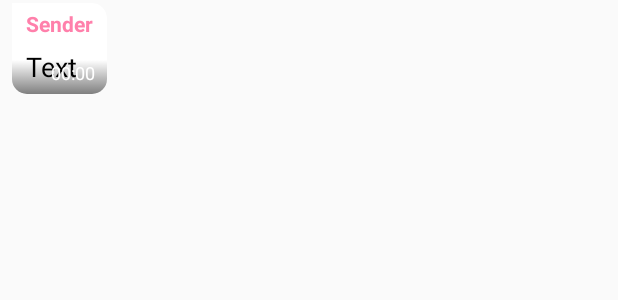
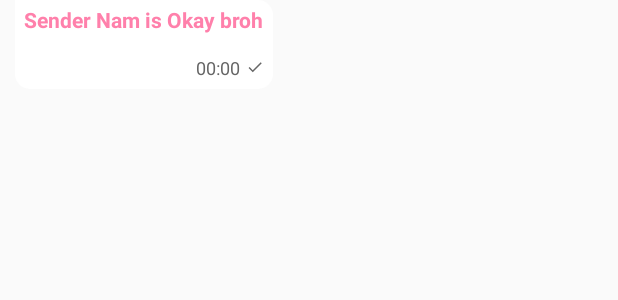
Before and after one commit to felixarianto/Ngantri, an Android app: the layout messaging_adapter_left.xml on its own in the app's theme, with its tools: preview values and no code run, on a phone screen of 412 x 824 dp. Shown: the top 300 px of the screen. Run offline under Robolectric (Android 15) with nearby library versions, the phone set to English and light mode, and no system bars.

Commit message:
Chat Constraint layout

```diff
--- /dev/null
+++ b/app/src/main/res/drawable/chat_bg_left.xml
@@ -0,0 +1,30 @@
+<?xml version="1.0" encoding="utf-8"?>
+<selector xmlns:android="http://schemas.android.com/apk/res/android">
+    <item android:state_enabled="true">
+        <shape xmlns:android="http://schemas.android.com/apk/res/android"
+            android:shape="rectangle"
+            >
+            <solid android:color="#FFFFFF"></solid>
+
+            <corners
+                android:topRightRadius="10dp"
+                android:bottomLeftRadius="10dp"
+                android:bottomRightRadius="10dp"
+                ></corners>
+        </shape>
+    </item>
+
+    <item android:state_enabled="false">
+        <shape xmlns:android="http://schemas.android.com/apk/res/android"
+            android:shape="rectangle"
+            >
+            <solid android:color="#FFFFFF"></solid>
+            <corners
+                android:topLeftRadius="10dp"
+                android:topRightRadius="10dp"
+                android:bottomLeftRadius="10dp"
+                android:bottomRightRadius="10dp"
+                ></corners>
+        </shape>
+    </item>
+</selector>
--- /dev/null
+++ b/app/src/main/res/drawable/ic_notification_active.xml
@@ -0,0 +1,5 @@
+<vector android:height="16dp" android:tint="#9D9B9B"
+    android:viewportHeight="24.0" android:viewportWidth="24.0"
+    android:width="16dp" xmlns:android="http://schemas.android.com/apk/res/android">
+    <path android:fillColor="#FF000000" android:pathData="M7.58,4.08L6.15,2.65C3.75,4.48 2.17,7.3 2.03,10.5h2c0.15,-2.65 1.51,-4.97 3.55,-6.42zM19.97,10.5h2c-0.15,-3.2 -1.73,-6.02 -4.12,-7.85l-1.42,1.43c2.02,1.45 3.39,3.77 3.54,6.42zM18,11c0,-3.07 -1.64,-5.64 -4.5,-6.32L13.5,4c0,-0.83 -0.67,-1.5 -1.5,-1.5s-1.5,0.67 -1.5,1.5v0.68C7.63,5.36 6,7.92 6,11v5l-2,2v1h16v-1l-2,-2v-5zM12,22c0.14,0 0.27,-0.01 0.4,-0.04 0.65,-0.14 1.18,-0.58 1.44,-1.18 0.1,-0.24 0.15,-0.5 0.15,-0.78h-4c0.01,1.1 0.9,2 2.01,2z"/>
+</vector>
--- a/app/src/main/res/drawable/messaging_bg_time.xml
+++ b/app/src/main/res/drawable/messaging_bg_time.xml
@@ -1,17 +1,11 @@
 <?xml version="1.0" encoding="utf-8"?>
-<selector xmlns:android="http://schemas.android.com/apk/res/android">
-    <item android:state_enabled="false">
-        <shape android:shape="rectangle">
-            <gradient
-                android:angle="90"
-                android:endColor="#00000000"
-                android:startColor="#80000000" />
-        </shape>
-    </item>
-
-    <item android:state_enabled="true">
-        <shape android:shape="rectangle">
-
-        </shape>
-    </item>
-</selector>
+<shape xmlns:android="http://schemas.android.com/apk/res/android"
+    android:shape="rectangle">
+    <size android:width="150dp" android:height="50dp"/>
+    <padding android:top="30dp"/>
+    <corners android:bottomRightRadius="8dp"/>
+    <gradient android:type="radial" android:gradientRadius="150dp"
+        android:centerY="3"
+        android:centerX="1"
+        android:startColor="#80000000" android:centerColor="#85000000" android:endColor="#00FFFFFF" />
+</shape>
--- a/app/src/main/res/layout/messaging_activity.xml
+++ b/app/src/main/res/layout/messaging_activity.xml
@@ -90,6 +90,7 @@
             android:layout_width="match_parent"
             android:layout_height="match_parent"
             android:paddingBottom="8dp"
+            android:paddingTop="42dp"
             android:clipToPadding="false"
             app:layoutManager="android.support.v7.widget.LinearLayoutManager"
             app:reverseLayout="true">
--- a/app/src/main/res/layout/messaging_adapter_left.xml
+++ b/app/src/main/res/layout/messaging_adapter_left.xml
@@ -1,37 +1,18 @@
 <?xml version="1.0" encoding="utf-8"?>
-<RelativeLayout xmlns:android="http://schemas.android.com/apk/res/android"
+<android.support.constraint.ConstraintLayout xmlns:android="http://schemas.android.com/apk/res/android"
     android:layout_width="match_parent"
     android:layout_height="wrap_content"
-    xmlns:app="http://schemas.android.com/apk/res-auto"
-    android:paddingTop="2dp">
+    xmlns:app="http://schemas.android.com/apk/res-auto">
 
-    <View
-        android:id="@+id/vw_angle"
-        android:layout_width="20dp"
-        android:layout_height="20dp"
-        android:layout_alignLeft="@+id/crd_lyt"
-        android:layout_alignTop="@+id/crd_lyt"
-        android:background="#FFFFFF"/>
-
-    <android.support.v7.widget.CardView
-        android:id="@+id/crd_lyt"
+    <android.support.constraint.ConstraintLayout
+        android:id="@+id/vw_buble"
         android:layout_width="wrap_content"
         android:layout_height="wrap_content"
-        android:layout_marginRight="100dp"
-        android:layout_marginLeft="8dp"
-        app:cardCornerRadius="10dp"
-        app:cardElevation="0dp">
-
-        <RelativeLayout
-            android:layout_width="wrap_content"
-            android:layout_height="wrap_content">
-
-            <LinearLayout
-                android:id="@+id/lyt_content"
-                android:layout_width="wrap_content"
-                android:layout_height="wrap_content"
-                android:gravity="center_vertical"
-                android:orientation="vertical">
+        app:layout_constraintTop_toTopOf="parent"
+        app:layout_constraintLeft_toLeftOf="parent"
+        android:background="@drawable/chat_bg_left"
+        android:layout_marginLeft="10dp"
+        >
 
         <TextView
             android:id="@+id/txt_name"
@@ -39,110 +20,155 @@
             android:layout_height="wrap_content"
             android:textStyle="bold"
             android:textColor="@color/colorAccentLight"
-                    android:text="Sender"
-                    android:paddingTop="4dp"
-                    android:paddingLeft="9dp"
-                    android:paddingRight="9dp"
+            android:text="Sender Nam is Okay broh"
+            android:paddingTop="3dp"
+            android:paddingLeft="6dp"
+            android:paddingRight="6dp"
             android:ellipsize="end"
-                    android:maxLines="1"/>
+            android:maxLines="1"
+            app:layout_constraintVertical_chainStyle="spread"/>
 
-                <RelativeLayout
+        <TextView
+            android:id="@+id/txt_notif"
             android:layout_width="wrap_content"
-                    android:layout_height="wrap_content">
+            android:layout_height="wrap_content"
+            android:paddingTop="3dp"
+            android:paddingLeft="6dp"
+            android:paddingRight="6dp"
+            android:drawableLeft="@drawable/ic_notification_active"
+            android:drawablePadding="8dp"
+            android:drawableTint="@color/orange_400"
+            android:textColor="@color/orange_400"
+            android:text="Panggilan Ke"
+            android:textStyle="italic"
+            android:textSize="12dp"
+            app:layout_constraintTop_toBottomOf="@+id/txt_name"
+            app:layout_constraintVertical_chainStyle="spread"
+            android:visibility="gone"/>
 
         <android.support.v7.widget.CardView
             android:layout_width="wrap_content"
             android:layout_height="wrap_content"
+            android:layout_margin="3dp"
+            app:layout_constraintTop_toBottomOf="@+id/txt_notif"
+            app:layout_constraintLeft_toLeftOf="parent"
+            app:layout_constraintRight_toRightOf="parent"
+            app:layout_constraintBottom_toBottomOf="parent"
+            app:layout_constraintHorizontal_bias="0"
             app:cardElevation="0dp"
-                        app:cardCornerRadius="8dp"
-                        android:layout_margin="3dp">
+            app:cardCornerRadius="8dp">
+
+            <android.support.constraint.ConstraintLayout
+                android:layout_width="wrap_content"
+                android:layout_height="wrap_content">
 
                 <ImageView
                     android:id="@+id/img_square"
-                            android:layout_width="300dp"
-                            android:layout_height="300dp"
-                            android:maxHeight="200dp"
+                    android:layout_width="250dp"
+                    android:layout_height="250dp"
                     android:scaleType="centerCrop"
                     android:visibility="gone"
                     android:background="@color/grey_5"
+                    app:layout_constraintVertical_chainStyle="spread"
+
                     />
 
                 <ImageView
                     android:id="@+id/img_landscape"
-                            android:layout_width="300dp"
-                            android:layout_height="180dp"
-                            android:maxHeight="200dp"
+                    android:layout_width="250dp"
+                    android:layout_height="100dp"
                     android:scaleType="centerCrop"
                     android:visibility="gone"
                     android:background="@color/grey_5"
+                    app:layout_constraintVertical_chainStyle="spread"
+                    app:layout_constraintTop_toBottomOf="@+id/img_square"
                     />
 
                 <ImageView
                     android:id="@+id/img_potrait"
-                            android:layout_width="230dp"
-                            android:layout_height="300dp"
-                            android:maxHeight="200dp"
+                    android:layout_width="100dp"
+                    android:layout_height="250dp"
                     android:scaleType="centerCrop"
                     android:visibility="gone"
                     android:background="@color/grey_5"
+                    app:layout_constraintVertical_chainStyle="spread"
+                    app:layout_constraintTop_toBottomOf="@+id/img_landscape"
                     />
-
-                    </android.support.v7.widget.CardView>
 
                 <ProgressBar
                     android:id="@+id/prg_image"
                     android:layout_width="80dp"
                     android:layout_height="80dp"
-                        android:layout_centerInParent="true"
                     android:indeterminateTint="#60cccccc"
                     android:visibility="gone"
+                    app:layout_constraintTop_toTopOf="parent"
+                    app:layout_constraintBottom_toBottomOf="parent"
+                    app:layout_constraintLeft_toLeftOf="parent"
+                    app:layout_constraintRight_toRightOf="parent"
                     />
-
-                </RelativeLayout>
 
                 <TextView
                     android:id="@+id/txt_text"
                     android:layout_width="wrap_content"
                     android:layout_height="wrap_content"
+                    android:minWidth="80dp"
+                    android:maxWidth="250dp"
+                    android:minHeight="30dp"
                     android:textAppearance="@style/TextAppearance.AppCompat.Medium"
-                    android:gravity="center_vertical"
                     android:textColor="#000000"
-                    android:visibility="visible"
-                    android:paddingLeft="9dp"
-                    android:paddingBottom="6dp"
-                    android:paddingRight="9dp"
-                    android:text="Text"/>
+                    android:paddingLeft="3dp"
+                    android:paddingRight="3dp"
+                    android:gravity="center_vertical|left"
+                    app:layout_constraintVertical_chainStyle="spread"
+                    app:layout_constraintTop_toBottomOf="@+id/img_potrait"
+                    app:layout_constraintLeft_toLeftOf="parent"/>
 
-            </LinearLayout>
+            </android.support.constraint.ConstraintLayout>
+
+        </android.support.v7.widget.CardView>
+
+        <View
+            android:id="@+id/bg_time"
+            android:layout_width="150dp"
+            android:layout_height="50dp"
+            android:background="@drawable/messaging_bg_time"
+            app:layout_constraintBottom_toBottomOf="parent"
+            app:layout_constraintRight_toRightOf="parent"
+            android:layout_marginRight="3dp"
+            android:layout_marginBottom="3dp"
+            android:visibility="gone"/>
 
         <TextView
             android:id="@+id/txt_time"
-                android:layout_width="match_parent"
+            android:layout_width="wrap_content"
             android:layout_height="wrap_content"
             android:textAppearance="@style/TextAppearance.AppCompat.Caption"
             android:text="00:00"
-                android:gravity="right"
-                android:layout_alignRight="@+id/lyt_content"
-                android:layout_alignBottom="@+id/lyt_content"
-                android:paddingRight="8dp"
-                android:paddingBottom="6dp"
+            android:gravity="center_vertical|right"
+            android:drawableRight="@drawable/ic_delivered"
+            android:drawablePadding="4dp"
+            android:drawableTint="@color/messaging_time"
             android:textColor="@color/messaging_time"
-                android:background="@drawable/messaging_bg_time"
-                android:enabled="false"/>
+            android:enabled="true"
+            app:layout_constraintRight_toRightOf="parent"
+            app:layout_constraintBottom_toBottomOf="parent"
+            android:layout_marginRight="6dp"
+            android:layout_marginBottom="6dp"
+            />
 
-        </RelativeLayout>
 
-    </android.support.v7.widget.CardView>
 
-    <LinearLayout
+    </android.support.constraint.ConstraintLayout>
+
+    <View
         android:id="@+id/lyt_selected"
         android:layout_width="match_parent"
-        android:layout_height="match_parent"
-        android:layout_alignBottom="@+id/crd_lyt"
-        android:layout_alignTop="@+id/crd_lyt"
+        android:layout_height="0dp"
+        app:layout_constraintBottom_toBottomOf="parent"
+        app:layout_constraintTop_toTopOf="parent"
         android:orientation="vertical"
         android:background="#307986CB"
         android:visibility="invisible"
-        ></LinearLayout>
+        ></View>
 
-</RelativeLayout>
+</android.support.constraint.ConstraintLayout>
```
Also changed, not shown: app/src/main/java/id/co/fxcorp/message/ChatAdapter.java (+49 -2 lines), app/src/main/java/id/co/fxcorp/message/ChatHolder.java (+6 -9 lines), app/src/main/java/id/co/fxcorp/message/MessagingActivity.java (+38 -6 lines), app/src/main/res/drawable/chat_bg_right.xml (added, +33 -0 lines), app/src/main/res/layout/messaging_adapter_right.xml (+75 -66 lines). Lines whose indentation alone changed are shown as unchanged.
